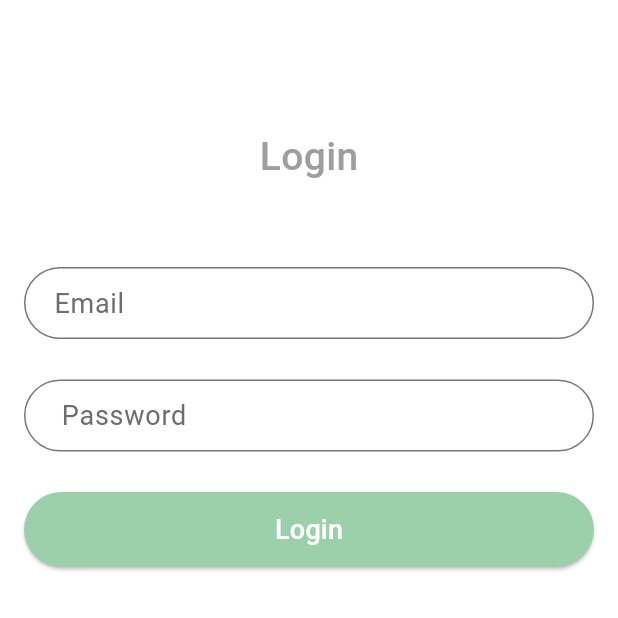
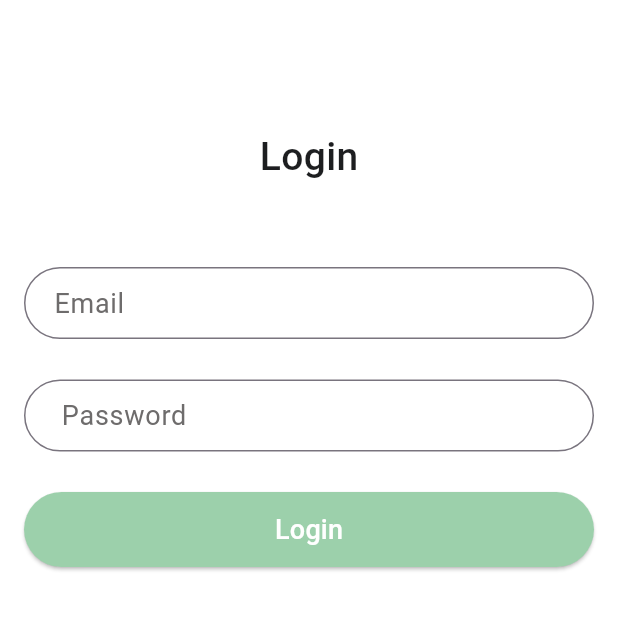
Before and after one commit to Pamuah/AI-mobile-health-App, a Flutter app: the screen it shows after launch, on a phone screen of 412 x 824 dp, the top half of it. Run offline on Flutter 3.47's test engine with Material 3 defaults, Android fonts, the phone set to English and light mode, and no system bars; our stand-ins replace device_preview, google_nav_bar.

Commit message:
subtle ui changes

```diff
--- a/lib/Screens/health_tips.dart
+++ b/lib/Screens/health_tips.dart
@@ -11,11 +11,13 @@ class HealthEduScreen extends StatefulWidget {
 class _HealthEduScreenState extends State<HealthEduScreen> {
   @override
   Widget build(BuildContext context) {
+    final color = Theme.of(context).colorScheme;
+
     return Scaffold(
       appBar: AppBar(
-        title: const Text(
+        title: Text(
           "Daily Tip",
-          style: TextStyle(fontWeight: FontWeight.bold),
+          style: TextStyle(fontWeight: FontWeight.bold, color: color.secondary),
         ),
         centerTitle: true,
         toolbarHeight: 80,
--- a/lib/Screens/history.dart
+++ b/lib/Screens/history.dart
@@ -15,11 +15,13 @@ class _PatientHistoryScreenState extends State<PatientHistoryScreen> {
 
   @override
   Widget build(BuildContext context) {
+    final color = Theme.of(context).colorScheme;
+
     return Scaffold(
       appBar: AppBar(
-        title: const Text(
+        title: Text(
           "Patient History",
-          style: TextStyle(fontWeight: FontWeight.bold),
+          style: TextStyle(fontWeight: FontWeight.bold, color: color.secondary),
         ),
         centerTitle: true,
         toolbarHeight: 80,
--- a/lib/Screens/login.dart
+++ b/lib/Screens/login.dart
@@ -20,17 +20,22 @@ class _LoginScreenState extends State<LoginScreen> {
   @override
   Widget build(BuildContext context) {
     final color = Theme.of(context).colorScheme;
+
     return Scaffold(
-      body: Center(
+      body: SingleChildScrollView(
+        child: Center(
           child: Padding(
             padding: const EdgeInsets.all(16.0),
             child: Column(
               children: [
-              const Padding(
-                padding: EdgeInsets.only(bottom: 30.0, top: 70),
+                Padding(
+                  padding: const EdgeInsets.only(bottom: 30.0, top: 70),
                   child: Text(
                     'Login',
-                  style: TextStyle(fontSize: 26, fontWeight: FontWeight.w500),
+                    style: TextStyle(
+                        fontSize: 26,
+                        fontWeight: FontWeight.w500,
+                        color: color.secondary),
                   ),
                 ),
                 CustomTextField(
@@ -137,6 +142,7 @@ class _LoginScreenState extends State<LoginScreen> {
             ),
           ),
         ),
+      ),
     );
   }
 
--- a/lib/Screens/patient_records.dart
+++ b/lib/Screens/patient_records.dart
@@ -257,7 +257,7 @@ class _PatientRecordsState extends State<PatientRecords> {
             ),
             Padding(
               padding: const EdgeInsets.only(bottom: 25.0),
-              child: Container(
+              child: SizedBox(
                 height: 55, //
                 width: MediaQuery.of(context).size.width,
                 child: ElevatedButton(
--- a/lib/const/themeData.dart
+++ b/lib/const/themeData.dart
@@ -5,7 +5,7 @@ ThemeData themeData() {
     scaffoldBackgroundColor: Colors.white,
     colorScheme: ThemeData().colorScheme.copyWith(
           primary: Color.fromARGB(255, 156, 208, 171),
-          onPrimary: Colors.white,
+          onPrimary: const Color.fromRGBO(255, 255, 255, 1),
           onSurface: Colors.grey,
           secondary: const Color.fromRGBO(29, 30, 32, 1),
           onSecondary: Colors.blue,
--- a/lib/main.dart
+++ b/lib/main.dart
@@ -1,6 +1,4 @@
 import 'package:ai_mhealth_app/Screens/login.dart';
-import 'package:ai_mhealth_app/Screens/sign_up.dart';
-// import 'package:device_preview/device_preview.dart';
 import 'package:ai_mhealth_app/const/app_Routes.dart';
 import 'package:ai_mhealth_app/const/themeData.dart';
 import 'package:device_preview/device_preview.dart';
```
Also changed, not shown: lib/Screens/Doctor.dart (+7 -7 lines), lib/Screens/home.dart (+67 -23 lines), lib/Screens/notifications.dart (+9 -13 lines), lib/Screens/settings.dart (+6 -9 lines). Lines whose indentation alone changed are shown as unchanged.
